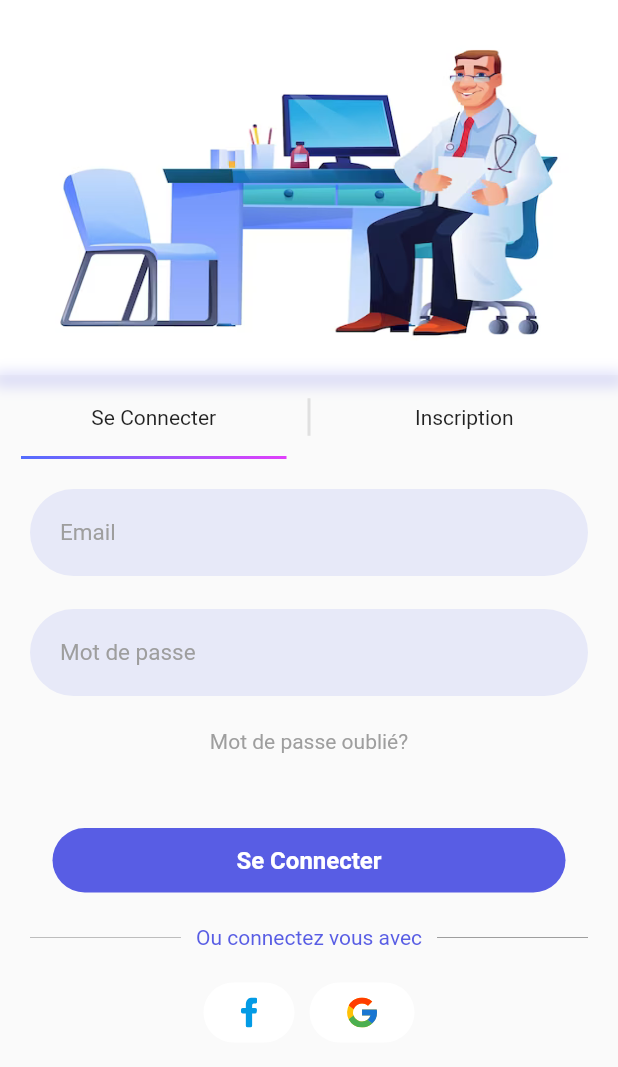
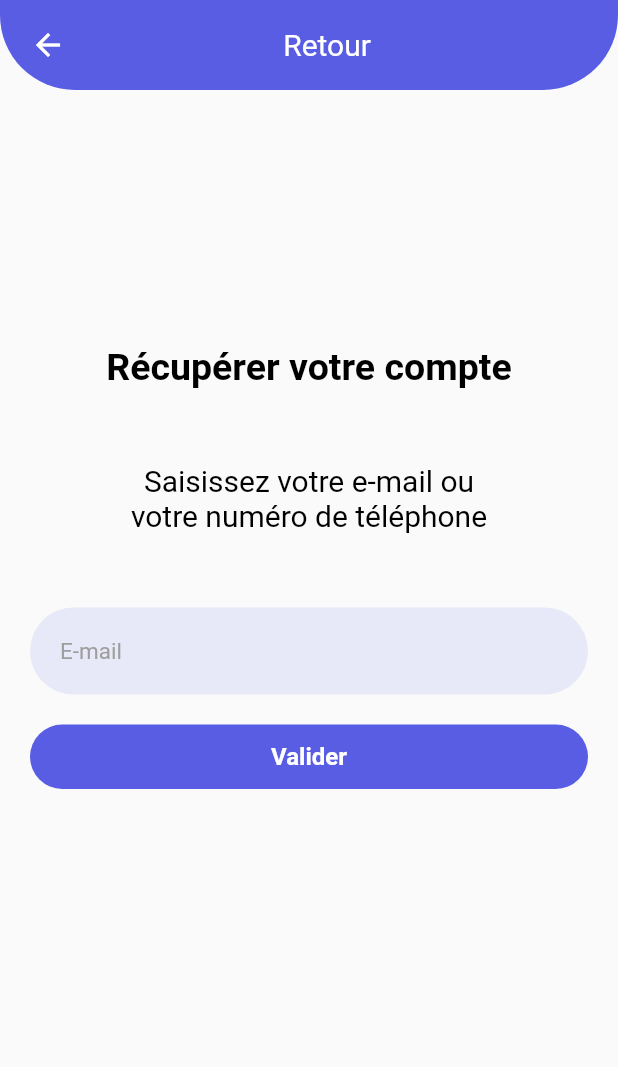
Before and after one commit to bellsambeltaief/MedApp, a Flutter app: the screen it shows after launch, on a phone screen of 412 x 824 dp. Shown: the top 1067 px of the screen. Run offline on Flutter 3.47's test engine with Material 2 defaults, Android fonts, the phone set to English and light mode, and no system bars; our stand-ins replace flutter_svg.

Commit message:
récupération du compte

```diff
--- a/lib/main.dart
+++ b/lib/main.dart
@@ -1,3 +1,4 @@
+import 'package:doc_app/views/account/account.dart';
 import 'package:doc_app/views/home/home.dart';
 import 'package:doc_app/views/sign/sign.dart';
 import 'package:flutter/material.dart';
@@ -15,7 +16,7 @@ class MyApp extends StatelessWidget {
       theme: ThemeData(
         primarySwatch: Colors.blue,
       ),
-      home: const Sign(),
+      home: const Account(),
     );
   }
 }
--- /dev/null
+++ b/lib/views/account/account.dart
@@ -0,0 +1,66 @@
+import 'package:doc_app/widgets/app_bar.dart';
+import 'package:doc_app/widgets/buttons/button_login.dart';
+import 'package:doc_app/widgets/text_field_login.dart';
+import 'package:flutter/material.dart';
+
+class Account extends StatelessWidget {
+  const Account({super.key});
+
+  @override
+  Widget build(BuildContext context) {
+    return Scaffold(
+      body: Column(
+        crossAxisAlignment: CrossAxisAlignment.center,
+        children: [
+          const AppBarTop(
+            textTop: 'Retour',
+          ),
+          const SizedBox(height: 150),
+          Padding(
+            padding: const EdgeInsets.symmetric(
+              horizontal: 20.0,
+              vertical: 20,
+            ),
+            child: Column(
+              children: [
+                const Text(
+                  "Récupérer votre compte",
+                  style: TextStyle(
+                    color: Colors.black,
+                    fontWeight: FontWeight.bold,
+                    fontSize: 25,
+                  ),
+                ),
+                const SizedBox(height: 50),
+                const Text(
+                  "Saisissez votre e-mail ou",
+                  style: TextStyle(
+                    color: Colors.black,
+                    fontSize: 20,
+                  ),
+                ),
+                const Text(
+                  "votre numéro de téléphone",
+                  style: TextStyle(
+                    color: Colors.black,
+                    fontSize: 20,
+                  ),
+                ),
+                const SizedBox(height: 50),
+                TextFieldLogin(
+                  "E-mail",
+                  context: context,
+                ),
+                const SizedBox(height: 20),
+                ButtonLogin(
+                  onTap: () {},
+                  text: "Valider",
+                ),
+              ],
+            ),
+          ),
+        ],
+      ),
+    );
+  }
+}
--- a/lib/views/home/widgets/more_specialities.dart
+++ b/lib/views/home/widgets/more_specialities.dart
@@ -14,7 +14,7 @@ class MoreSpecialities extends StatelessWidget {
         body: SingleChildScrollView(
           child: Column(
             children: [
-              const AppBarTop(),
+              const AppBarTop(textTop: 'Specialities',),
               const Padding(
                 padding: EdgeInsets.symmetric(
                   horizontal: 20.0,
--- a/lib/views/sign/sign_in.dart
+++ b/lib/views/sign/sign_in.dart
@@ -1,9 +1,9 @@
 import 'package:doc_app/views/home/home.dart';
 import 'package:doc_app/views/sign/button/button_icon_text_horizontal.dart';
-import 'package:doc_app/views/sign/button/button_login.dart';
+import 'package:doc_app/widgets/buttons/button_login.dart';
 import 'package:doc_app/views/sign/or_divider.dart';
 
-import 'package:doc_app/views/sign/text_field_login.dart';
+import 'package:doc_app/widgets/text_field_login.dart';
 import 'package:flutter/material.dart';
 
 class SignIn extends StatefulWidget {
--- a/lib/views/sign/sign_up.dart
+++ b/lib/views/sign/sign_up.dart
@@ -1,8 +1,8 @@
 import 'package:doc_app/views/sign/button/button_icon_text_horizontal.dart';
-import 'package:doc_app/views/sign/button/button_login.dart';
+import 'package:doc_app/widgets/buttons/button_login.dart';
 
 import 'package:doc_app/views/sign/or_divider.dart';
-import 'package:doc_app/views/sign/text_field_login.dart';
+import 'package:doc_app/widgets/text_field_login.dart';
 import 'package:flutter/material.dart';
 
 class SignUp extends StatefulWidget {
--- a/lib/widgets/app_bar.dart
+++ b/lib/widgets/app_bar.dart
@@ -1,9 +1,14 @@
-import 'package:doc_app/tools/colors_palette.dart';
+
 import 'package:flutter/material.dart';
 
+import 'package:doc_app/tools/colors_palette.dart';
+
 class AppBarTop extends StatelessWidget {
-  const AppBarTop({super.key});
-
+  const AppBarTop({
+    Key? key,
+    required this.textTop,
+  }) : super(key: key);
+  final String textTop;
   @override
   Widget build(BuildContext context) {
     return Container(
@@ -29,9 +34,9 @@ class AppBarTop extends StatelessWidget {
               ),
             ),
             const Spacer(),
-            const Text(
-              'Specialities',
-              style: TextStyle(
+             Text(
+             textTop,
+              style: const TextStyle(
                 fontSize: 20,
                 color: Colors.white,
               ),
```
Also changed, not shown: lib/widgets/buttons/button_login.dart (renamed from lib/views/sign/button/button_login.dart), lib/widgets/text_field_login.dart (renamed from lib/views/sign/text_field_login.dart).
